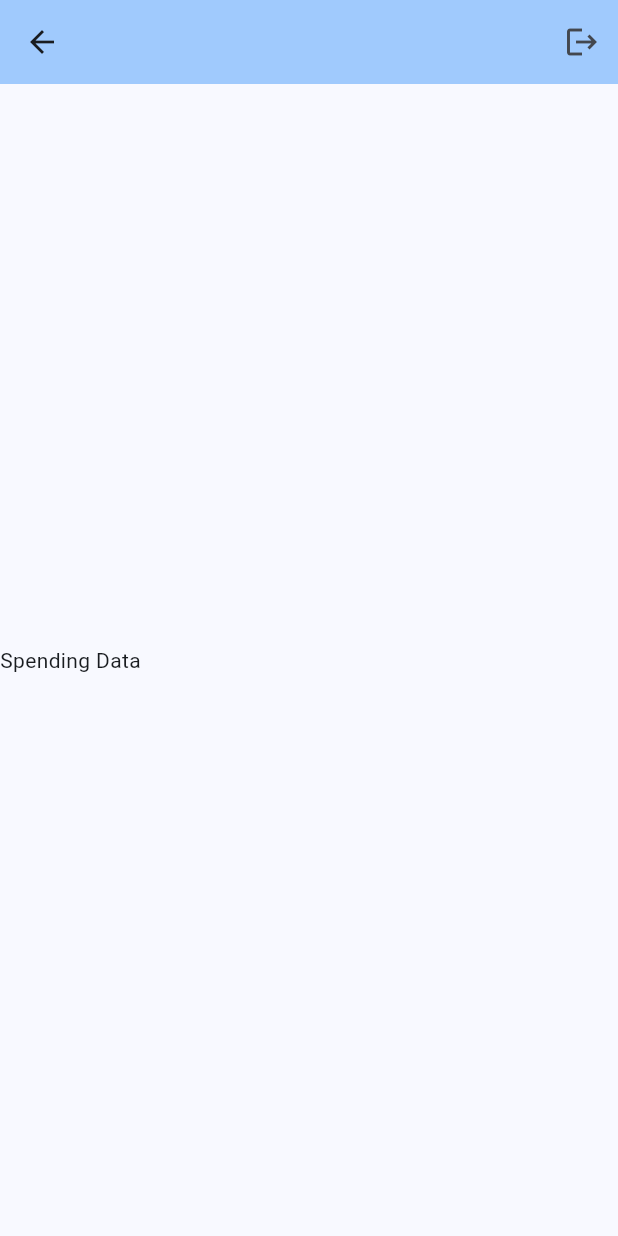
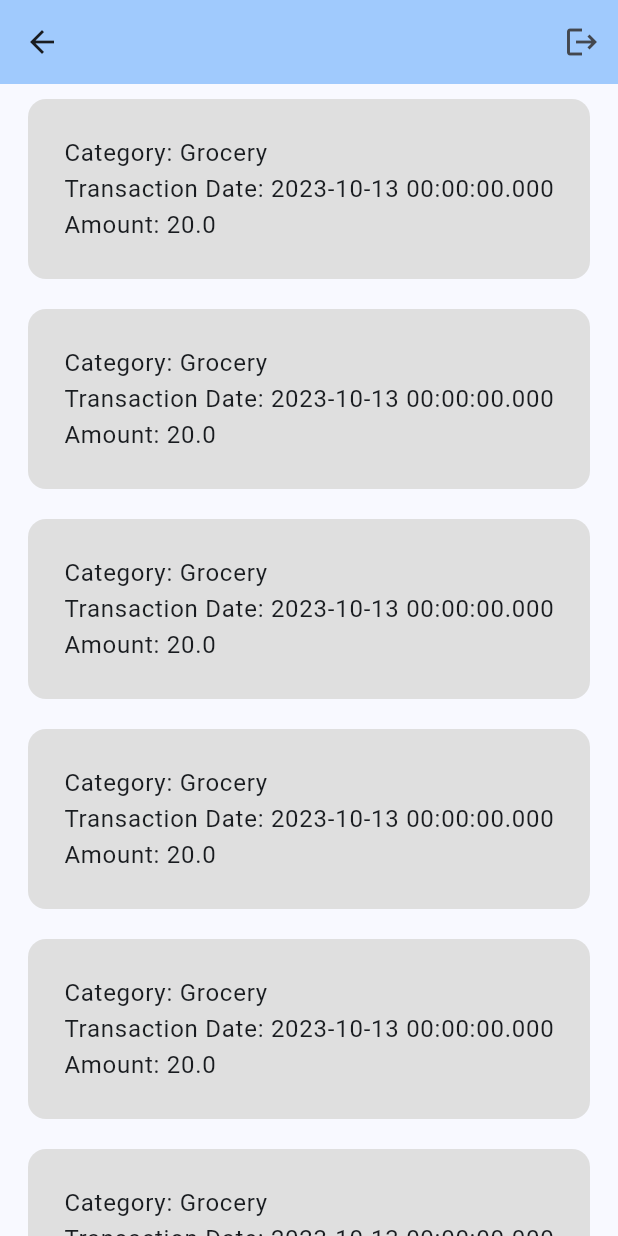
Before and after one commit to SP26GroupAGJ/SP26RedBudgetApp, a Flutter app: the SpendingPage screen opened by its route, on a phone screen of 412 x 824 dp. Run offline on Flutter 3.47's test engine with Material 3 defaults, Android fonts, the phone set to English and light mode, and no system bars.

Commit message:
fixed transaction card widget list

```diff
--- a/budget_app/lib/spending_page.dart
+++ b/budget_app/lib/spending_page.dart
@@ -1,5 +1,5 @@
-import 'package:budget_app/transcation_card.dart';
-import 'package:flutter/foundation.dart';
+import 'package:budget_app/transaction_card.dart';
+import 'package:budget_app/transaction_card_entity.dart';
 import 'package:flutter/material.dart';
 
 class SpendingPage extends StatelessWidget {
@@ -17,34 +17,16 @@ class SpendingPage extends StatelessWidget {
             )
           ],
         ),
-      body: Stack(
-        children: <Widget>[
-          Align(
-            alignment: Alignment.center,
-            child: Row(
-              children: [
-                Text('Spending Data'),
-                /*
-                ListView.builder(
+        body: ListView.builder(
             itemCount: 10,
             itemBuilder: (context, index) {
               return TransactionCard(
-                      alignment: Alignment.centerRight,
-                      amount: 10.99,
-                      date: DateTime.now(),
-                      category: 'Groceries');
-                  },
-                )
-                */
-              ],
-            ),
-          ),
-          Text(
-            '',
-            style: Theme.of(context).textTheme.headlineMedium,
-          ),
-        ],
-      ),
-    );
+                  entity: TransactionCardEntity(
+                      category: "Grocery",
+                      amount: 20.00,
+                      date: DateTime(2023, 10, 13),
+                      id: "1"),
+                  alignment: Alignment.center);
+            }));
   }
 }
--- a/budget_app/lib/transaction_card.dart
+++ b/budget_app/lib/transaction_card.dart
@@ -1,4 +1,4 @@
-import 'package:budget_app/models/transaction_card_entity.dart';
+import 'package:budget_app/transaction_card_entity.dart';
 import 'package:flutter/material.dart';
 
 class TransactionCard extends StatelessWidget {
@@ -14,19 +14,18 @@ class TransactionCard extends StatelessWidget {
     return Align(
         alignment: alignment,
         child: Container(
+          margin: EdgeInsets.all(10),
+          decoration: BoxDecoration(
+            color: const Color.fromARGB(255, 223, 223, 223),
+            borderRadius: BorderRadius.all(Radius.circular(12)),
+          ),
+          padding: EdgeInsets.all(24),
           child: Column(
             children: [
               Text(
-                'Category: ${entity.category}}',
-                style: Theme.of(context).textTheme.headlineMedium,
-              ),
-              Text(
-                'Transaction Date: ${entity.date}}',
-                style: Theme.of(context).textTheme.headlineMedium,
-              ),
-              Text(
-                'Amount: ${entity.amount}}',
-                style: Theme.of(context).textTheme.headlineMedium,
+                'Category: ${entity.category}\nTransaction Date: ${entity.date}\nAmount: ${entity.amount}',
+                style: Theme.of(context).textTheme.bodyLarge,
+                textAlign: TextAlign.left,
               ),
             ],
           ),
```
Also changed, not shown: budget_app/lib/login_page.dart (+20 -17 lines). Lines whose indentation alone changed are shown as unchanged.
